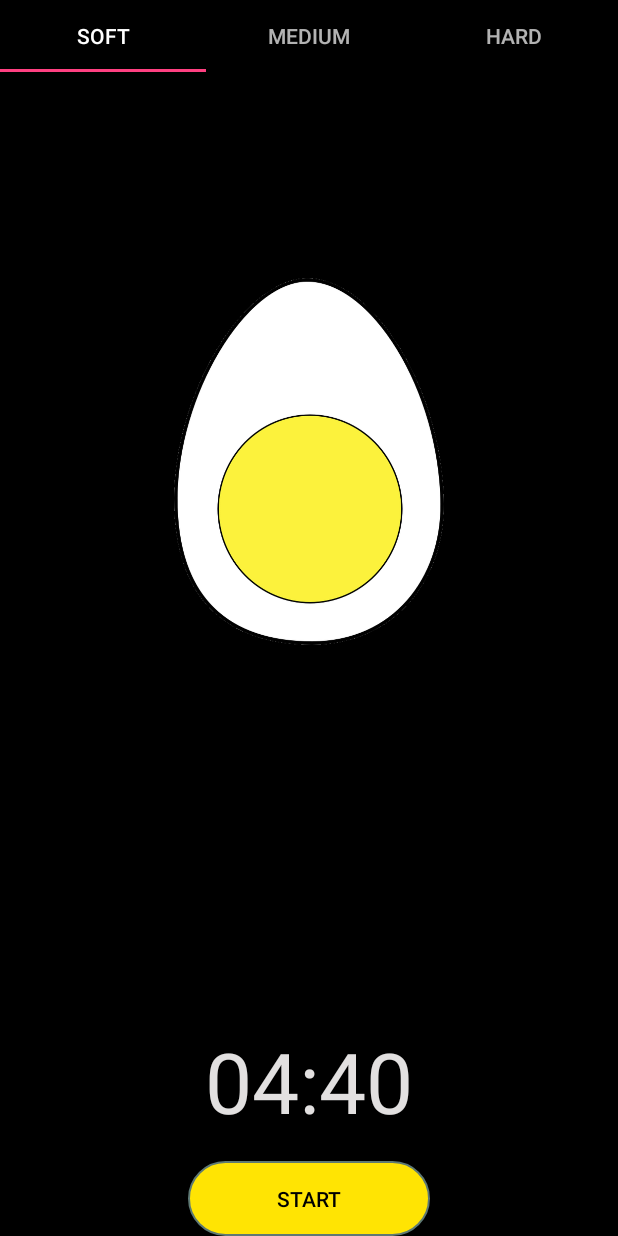
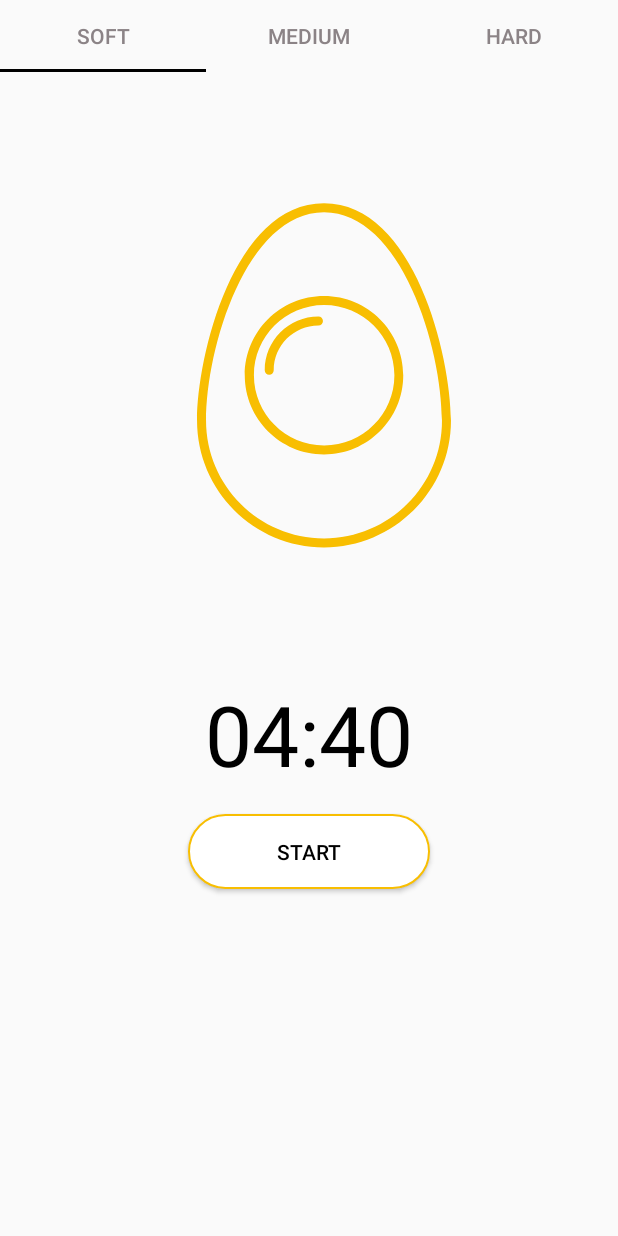
Before and after one commit to eliseevavika/EggTimer, an Android app: the screen it shows after launch (MainActivity), on a phone screen of 412 x 824 dp. Run offline under Robolectric (Android 15) with nearby library versions, the phone set to English and light mode, and no system bars.

Commit message:
changed pictures, colors

```diff
--- a/app/src/main/java/com/example/eggtimer/MainActivity.java
+++ b/app/src/main/java/com/example/eggtimer/MainActivity.java
@@ -29,7 +29,7 @@ public class MainActivity extends AppCompatActivity {
 
     private ButtonState startStopButtonState = ButtonState.Start;
 
-    public static final int[] imageArray = {R.drawable.image, R.drawable.image, R.drawable.image};
+    public static final int[] imageArray = {R.drawable.ic_layer1, R.drawable.ic_layer2, R.drawable.ic_layer3};
 
     @Override
     protected void onCreate(Bundle savedInstanceState) {
--- /dev/null
+++ b/app/src/main/res/drawable-v24/icon_eggs.xml
@@ -0,0 +1,27 @@
+<vector xmlns:android="http://schemas.android.com/apk/res/android" xmlns:aapt="http://schemas.android.com/aapt"
+    android:viewportWidth="600.6"
+    android:viewportHeight="327.7"
+    android:width="600.6dp"
+    android:height="327.7dp">
+    <path
+        android:pathData="M98.5 49.5c-60.3 0 -84.6 102.2 -84.6 144.9c0 46.7 38 84.6 84.6 84.6s84.6 -38 84.6 -84.6C183.1 151.7 158.8 49.5 98.5 49.5zM98.5 273c-43.4 0 -78.6 -35.3 -78.6 -78.6c0 -48.5 27 -138.9 78.6 -138.9s78.6 90.4 78.6 138.9C177.2 237.7 141.9 273 98.5 273z"
+        android:fillColor="#C59B41" />
+    <path
+        android:pathData="M45.7 180.2c0 29.1 23.7 52.8 52.8 52.8s52.8 -23.7 52.8 -52.8c0 -29.1 -23.7 -52.8 -52.8 -52.8S45.7 151.1 45.7 180.2zM145.4 180.2c0 25.8 -21 46.8 -46.8 46.8s-46.8 -21 -46.8 -46.8c0 -25.8 21 -46.8 46.8 -46.8S145.4 154.3 145.4 180.2z"
+        android:fillColor="#C59B41" />
+    <path
+        android:pathData="M62.8 180.2c0 1.7 1.3 3 3 3c1.7 0 3 -1.3 3 -3c0 -16.4 13.4 -29.8 29.8 -29.8c1.7 0 3 -1.3 3 -3c0 -1.7 -1.3 -3 -3 -3C78.8 144.4 62.8 160.5 62.8 180.2z"
+        android:fillColor="#C59B41" />
+    <path
+        android:pathData="M300.8 50.8c-60.3 0 -84.6 102.2 -84.6 144.9c0 46.7 38 84.6 84.6 84.6s84.6 -38 84.6 -84.6C385.4 153 361.1 50.8 300.8 50.8zM300.8 274.3c-43.4 0 -78.6 -35.3 -78.6 -78.6c0 -48.5 27 -138.9 78.6 -138.9s78.6 90.4 78.6 138.9C379.5 239 344.2 274.3 300.8 274.3z"
+        android:fillColor="#C59B41" />
+    <path
+        android:pathData="M503.1 47.5c-60.3 0 -84.6 102.3 -84.6 144.9c0 46.7 38 84.6 84.7 84.6c46.7 0 84.6 -38 84.6 -84.7C587.7 149.7 563.3 47.4 503.1 47.5zM503.1 271c-43.4 0 -78.7 -35.3 -78.7 -78.6c0 -48.5 27 -138.9 78.6 -138.9c51.6 0 78.7 90.4 78.7 138.8C581.8 235.7 546.5 270.9 503.1 271z"
+        android:fillColor="#C59B41" />
+    <path
+        android:pathData="M553.3 161.6c-7 -21.1 -26.8 -36.3 -50.2 -36.3c-23.4 0 -43.3 15.3 -50.2 36.5c-2.1 5.7 -3.3 11.9 -3.3 18.4c0 29.5 23.9 53.5 53.5 53.5c29.5 0 53.5 -23.9 53.5 -53.5C556.6 173.6 555.4 167.4 553.3 161.6zM504.1 148.8c-16.4 0 -29.8 13.4 -29.8 29.8c0 1.7 -1.3 3 -3 3s-3 -1.3 -3 -3c0 -19.7 16 -35.8 35.8 -35.8c1.7 0 3 1.3 3 3C507.1 147.5 505.7 148.8 504.1 148.8z"
+        android:fillColor="#C59B41" />
+    <path
+        android:pathData="M300.8 128.7c-29.1 0 -52.8 23.7 -52.8 52.8c0 29.1 23.7 52.8 52.8 52.8c29.1 0 52.8 -23.7 52.8 -52.8C353.6 152.4 329.9 128.7 300.8 128.7zM254 181.5c0 -25.8 21 -46.8 46.8 -46.8v8.2c-19.5 0.3 -35.3 16.2 -35.3 35.7c0 1.7 1.3 3 3 3c1.7 0 3 -1.3 3 -3c0 -16.3 13.1 -29.5 29.3 -29.8v79.5C275 228.3 254 207.3 254 181.5z"
+        android:fillColor="#C59B41" />
+</vector>
--- /dev/null
+++ b/app/src/main/res/drawable/ic_layer1.xml
@@ -0,0 +1,10 @@
+<vector xmlns:android="http://schemas.android.com/apk/res/android"
+    android:width="601dp"
+    android:height="328dp"
+    android:viewportWidth="601"
+    android:viewportHeight="328">
+  <path
+      android:pathData="M395.1,172.4C395.1,219 357.1,257 310.5,257C263.9,257 225.9,219.1 225.9,172.4C225.9,129.7 250.2,27.5 310.5,27.5C370.8,27.5 395.1,129.7 395.1,172.4ZM389.1,172.4C389.1,123.9 362.1,33.5 310.5,33.5C258.9,33.5 231.9,123.9 231.9,172.4C231.9,215.7 267.1,251 310.5,251C353.9,251 389.2,215.7 389.1,172.4ZM310.5,89.4C339.6,89.4 363.3,113.1 363.3,142.2C363.3,171.3 339.6,195 310.5,195C281.4,195 257.7,171.3 257.7,142.2C257.7,113.1 281.4,89.4 310.5,89.4ZM310.6,95.4C284.8,95.4 263.8,116.4 263.8,142.2C263.8,168 284.8,189 310.6,189C336.4,189 357.4,168 357.4,142.2C357.4,116.3 336.4,95.4 310.6,95.4ZM306.8,103C308.5,103 309.8,104.3 309.8,106C309.8,107.7 308.5,109 306.8,109C290.4,109 277,122.4 277,138.8C277,140.5 275.7,141.8 274,141.8C272.3,141.8 271,140.5 271,138.8C271,119.1 287,103 306.8,103Z"
+      android:fillColor="#c59b41"
+      android:fillType="evenOdd"/>
+</vector>
--- /dev/null
+++ b/app/src/main/res/drawable/ic_layer2.xml
@@ -0,0 +1,10 @@
+<vector xmlns:android="http://schemas.android.com/apk/res/android"
+    android:width="601dp"
+    android:height="328dp"
+    android:viewportWidth="601"
+    android:viewportHeight="328">
+  <path
+      android:pathData="M394.4,171.7C394.4,218.3 356.4,256.3 309.8,256.3C263.2,256.3 225.2,218.4 225.2,171.7C225.2,129 249.5,26.8 309.8,26.8C370.1,26.8 394.4,129 394.4,171.7ZM388.4,171.7C388.4,123.2 361.4,32.8 309.8,32.8C258.2,32.8 231.2,123.2 231.2,171.7C231.2,215 266.4,250.3 309.8,250.3C353.2,250.3 388.5,215 388.4,171.7ZM360.6,139.5C360.6,168.6 336.9,192.3 307.8,192.3C278.7,192.3 255,168.6 255,139.5C255,110.4 278.7,86.7 307.8,86.7C336.9,86.7 360.6,110.4 360.6,139.5ZM307.8,186.3L307.8,106.8C291.6,107.1 278.5,120.3 278.5,136.6C278.5,138.3 277.2,139.6 275.5,139.6C273.8,139.6 272.5,138.3 272.5,136.6C272.5,117.1 288.3,101.2 307.8,100.9L307.8,92.7C282,92.7 261,113.7 261,139.5C261,165.3 282,186.3 307.8,186.3Z"
+      android:fillColor="#c59b41"
+      android:fillType="evenOdd"/>
+</vector>
--- /dev/null
+++ b/app/src/main/res/drawable/ic_layer3.xml
@@ -0,0 +1,10 @@
+<vector xmlns:android="http://schemas.android.com/apk/res/android"
+    android:width="601dp"
+    android:height="328dp"
+    android:viewportWidth="601"
+    android:viewportHeight="328">
+  <path
+      android:pathData="M394.8,169.3C394.8,216 356.9,254 310.2,254C263.5,254 225.5,216.1 225.5,169.4C225.5,126.8 249.8,24.5 310.1,24.5C370.3,24.4 394.7,126.7 394.8,169.3ZM388.7,169.3C388.7,120.9 361.6,30.5 310,30.5C258.4,30.5 231.4,120.9 231.4,169.4C231.4,212.7 266.7,248 310.1,248C353.5,247.9 388.8,212.7 388.7,169.3ZM361.6,144.2C361.6,173.8 337.6,197.7 308.1,197.7C278.5,197.7 254.6,173.7 254.6,144.2C254.6,137.7 255.8,131.5 257.9,125.8C264.8,104.6 284.7,89.3 308.1,89.3C331.5,89.3 351.3,104.5 358.3,125.6C360.4,131.4 361.6,137.6 361.6,144.2ZM312.1,109.8C312.1,108.1 310.8,106.8 309.1,106.8C289.3,106.8 273.3,122.9 273.3,142.6C273.3,144.3 274.6,145.6 276.3,145.6C278,145.6 279.3,144.3 279.3,142.6C279.3,126.2 292.7,112.8 309.1,112.8C310.7,112.8 312.1,111.5 312.1,109.8Z"
+      android:fillColor="#c59b41"
+      android:fillType="evenOdd"/>
+</vector>
--- a/app/src/main/res/drawable/mybutton.xml
+++ b/app/src/main/res/drawable/mybutton.xml
@@ -3,22 +3,22 @@
         <item android:state_pressed="true" >
             <shape android:shape="rectangle"  >
                 <corners android:radius="25dip" />
-                <stroke android:width="1dip" android:color="#5e7974" />
-                <gradient android:angle="-90" android:startColor="#345953" android:endColor="#FFE403"  />
+                <stroke android:width="1dip" android:color="#f8be01" />
+                <gradient android:angle="-90" android:startColor="#fff" android:endColor="#fff"  />
             </shape>
         </item>
         <item android:state_focused="true">
             <shape android:shape="rectangle"  >
                 <corners android:radius="25dip" />
-                <stroke android:width="1dip" android:color="#5e7974" />
-                <solid android:color="#FFE403"/>
+                <stroke android:width="1dip" android:color="#f8be01" />
+                <solid android:color="#fff"/>
             </shape>
         </item>
         <item >
             <shape android:shape="rectangle"  >
                 <corners android:radius="25dip" />
-                <stroke android:width="1dip" android:color="#5e7974" />
-                <gradient android:angle="-90" android:startColor="#FFE403" android:endColor="#FFE403" />
+                <stroke android:width="1dip" android:color="#f8be01" />
+                <gradient android:angle="-90" android:startColor="#fff" android:endColor="#fff" />
             </shape>
         </item>
 </selector>
--- a/app/src/main/res/layout/activity_main.xml
+++ b/app/src/main/res/layout/activity_main.xml
@@ -5,7 +5,6 @@
     android:id="@+id/activity_main_layout"
     android:layout_width="match_parent"
     android:layout_height="match_parent"
-    android:background="#000"
     android:orientation="vertical"
     android:shape="rectangle"
     tools:context=".MainActivity">
@@ -14,11 +13,10 @@
         android:id="@+id/tab_layout"
         android:layout_width="match_parent"
         android:layout_height="wrap_content"
-        android:background="#000"
         android:elevation="6dp"
-        android:fillViewport="@color/colorPrimary"
         android:theme="@style/ThemeOverlay.AppCompat.Dark.ActionBar"
         app:tabGravity="fill"
+        app:tabTextColor="#8b8386"
         app:tabMaxWidth="0dp"
         app:tabMode="fixed" />
 
@@ -26,22 +24,20 @@
     <androidx.viewpager2.widget.ViewPager2
         android:id="@+id/viewPager2"
         android:layout_width="match_parent"
-        android:layout_height="0dp"
-        android:layout_weight="1" />
+        android:layout_height="wrap_content"/>
 
 
     <TextView
         android:id="@+id/time_view"
         android:layout_width="wrap_content"
         android:layout_height="wrap_content"
+        android:layout_gravity="center"
         android:gravity="center"
         android:padding="16dp"
         android:textAppearance="@android:style/TextAppearance.Large"
+        android:textColor="#000"
         android:textSize="56sp"
-        android:textColor="#E2E0E0"
-        android:layout_gravity="center"
         tools:text="00:00" />
-
 
     <Button
         android:id="@+id/btn"
--- a/app/src/main/res/layout/adapter_pager.xml
+++ b/app/src/main/res/layout/adapter_pager.xml
@@ -9,13 +9,13 @@
     <ImageView
         android:id="@+id/imageView"
         android:layout_width="match_parent"
-        android:layout_height="match_parent"
-        android:background="#000"
-        android:scaleType="fitCenter"
-        android:layout_margin="60dp"
-        android:paddingBottom="100dp"
-        android:src="@drawable/image"
-        />
+        android:layout_height="wrap_content"
+        android:src="@drawable/ic_layer1"
+        android:tint="#f8be01"
+        android:scaleType="center"
+        android:layout_marginTop="60dp"
+        app:layout_constraintStart_toStartOf="parent"
+        app:layout_constraintTop_toTopOf="parent" />
 
 
     />
--- a/app/src/main/res/values/colors.xml
+++ b/app/src/main/res/values/colors.xml
@@ -1,9 +1,8 @@
 <?xml version="1.0" encoding="utf-8"?>
 <resources>
-    <color name="colorPrimary">#7b4bff</color>
-    <color name="colorPrimaryDark">#6539ba</color>
-    <color name="colorAccent">#FF4081</color>
-    <color name="bgBottomNavigation">#fe485a</color>
+    <color name="colorPrimary">#000</color>
+    <color name="colorPrimaryDark">#000</color>
+    <color name="colorAccent">#000</color>
 
     <color name="red_100">#F44336</color>
     <color name="red_300">#3F51B5</color>
```
Also changed, not shown: app/src/main/res/drawable-v24/newproject.png (added), app/src/main/res/drawable-v24/newproject2.png (added), app/src/main/res/drawable-v24/newproject3.png (added).
